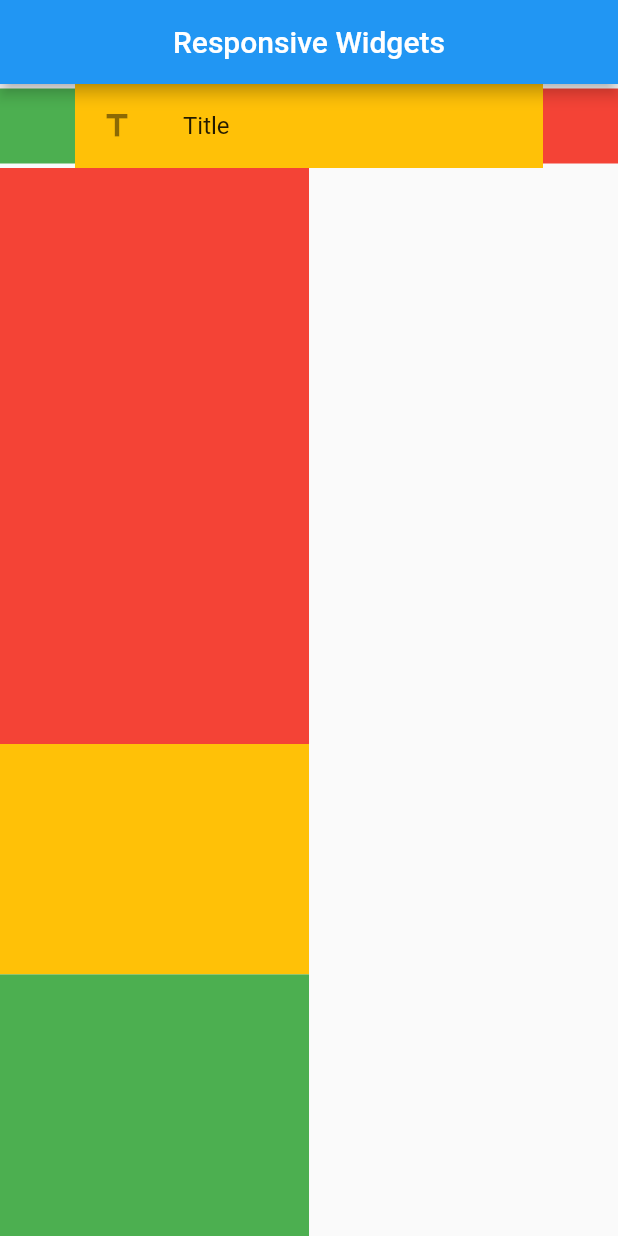
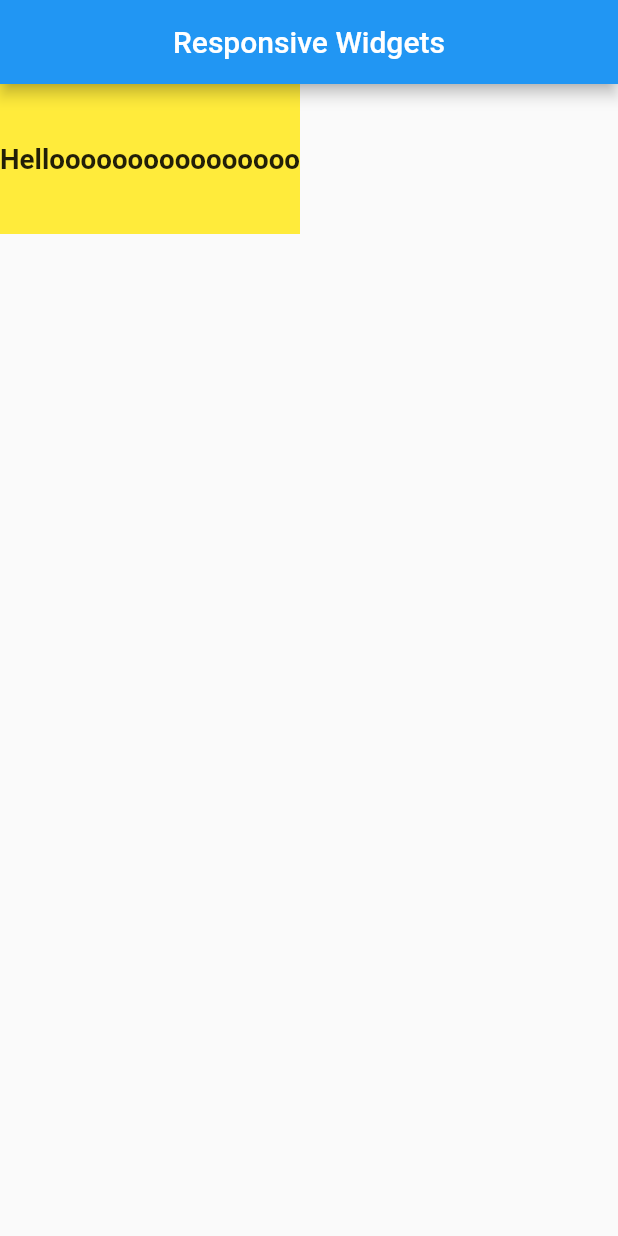
Before and after one commit to rudynurafif/latihan_flutter_intermediate, a Flutter app: the screen it shows after launch, on a phone screen of 412 x 824 dp. Run offline on Flutter 3.47's test engine with Material 3 defaults, Android fonts, the light colour scheme and no system bars; our stand-ins replace get.

Commit message:
Fitted Box

```diff
--- a/lib/app/modules/home/views/home_view.dart
+++ b/lib/app/modules/home/views/home_view.dart
@@ -26,47 +26,21 @@ class HomeView extends GetView<HomeController> {
 
     return Scaffold(
         appBar: myAppBar(),
-        body: Column(
-          crossAxisAlignment: CrossAxisAlignment.start,
-          children: [
-            Row(
-              children: [
-                Container(
-                  height: 50,
-                  width: 50,
-                  color: Colors.green,
+        body: Container(
+          width: 200,
+          height: 100,
+          color: Colors.yellow,
+          child: const Center(
+            child: FittedBox(
+              child: Text(
+                "Helloooooooooooooooo",
+                style: TextStyle(
+                  fontSize: 30,
+                  fontWeight: FontWeight.bold,
                 ),
-                const Expanded(
-                  child: ListTile(
-                    tileColor: Colors.amber,
-                    leading: Icon(Icons.title),
-                    title: Text('Title'),
-                  ),
-                ),
-                Container(
-                  height: 50,
-                  width: 50,
-                  color: Colors.red,
-                ),
-              ],
-            ),
-            Container(
-              height: heightBody * 0.5,
-              width: widthDevice * 0.5,
-              color: Colors.red,
-            ),
-            Container(
-              height: heightBody * 0.2,
-              width: widthDevice * 0.5,
-              color: Colors.amber,
-            ),
-            Expanded(
-              child: Container(
-                width: widthDevice * 0.5,
-                color: Colors.green,
               ),
             ),
-          ],
+          ),
         ));
   }
 }
```
